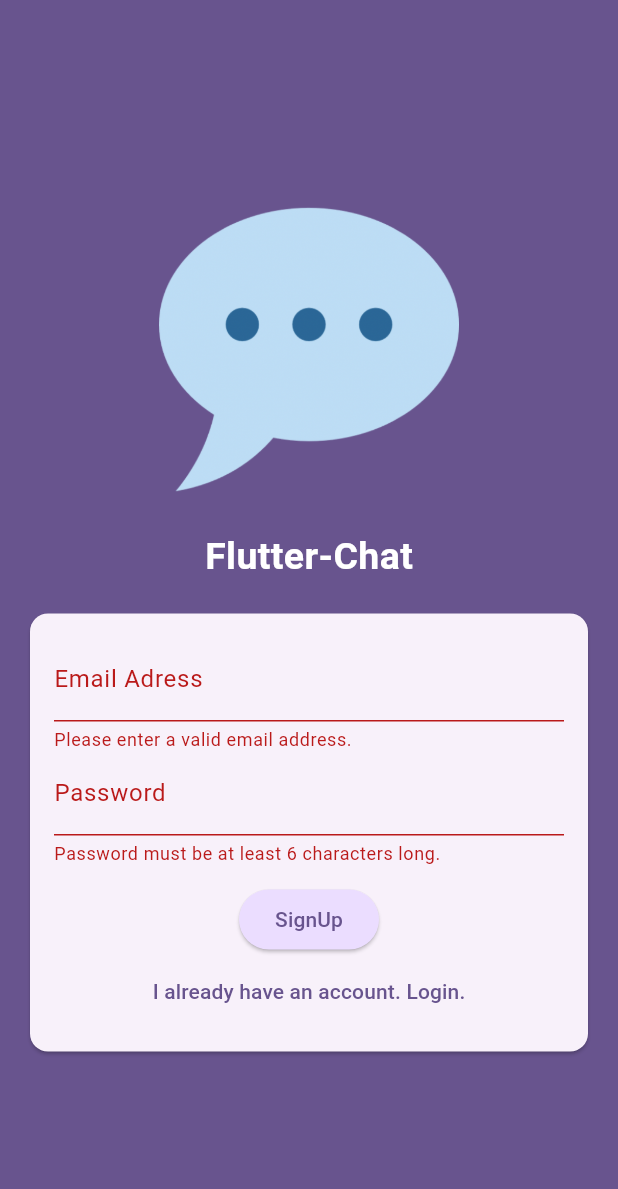
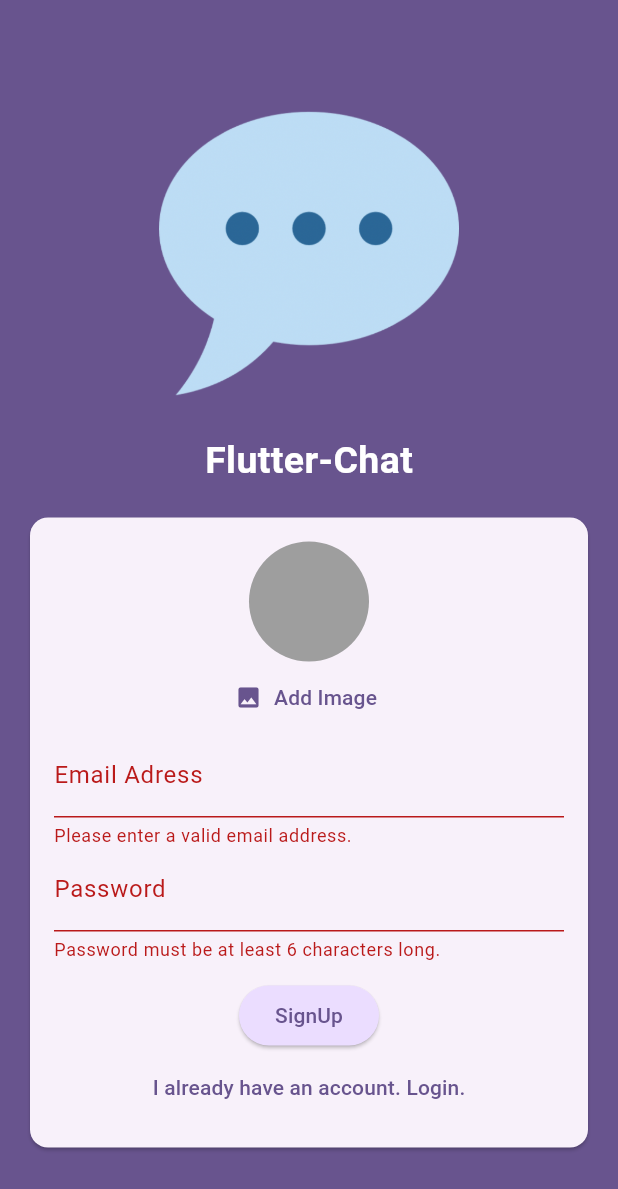
Before and after one commit to Makima225/Flutterchaat, a Flutter app: the screen it shows after launch, after a tap on "Login", after a tap on "Create an account", on a phone screen of 412 x 824 dp. Shown: the top 1189 px of the screen. Run offline on Flutter 3.47's test engine with Material 3 defaults, Android fonts, the light colour scheme and no system bars; our stand-ins replace firebase_auth, firebase_core, firebase_storage, image_picker; accounts and stored records are empty.

Commit message:
quatrieme commit

```diff
--- a/lib/screens/auth.dart
+++ b/lib/screens/auth.dart
@@ -1,5 +1,9 @@
+import 'dart:io';
+
+import 'package:firebase_storage/firebase_storage.dart';
 import 'package:flutter/material.dart';
 import 'package:firebase_auth/firebase_auth.dart';
+import 'package:flutterchat/widgets/user_image_picker.dart';
 
 final _firebase = FirebaseAuth.instance;
 
@@ -15,23 +19,38 @@
   var _isLogin = true;
   var _enteredEmail = '';
   var _enteredPassword = '';
+  File? _selectedImage;
+  var _isUploadind = false;
 
   void _submit() async {
     final isValid = _form.currentState!.validate();
 
-    if (!isValid) {
+    if (!isValid || !_isLogin && _selectedImage == null) {
+      // show error message ...
       return;
     }
 
     _form.currentState!.save();
 
     try {
+      setState(() {
+        _isUploadind = true;
+      });
       if (_isLogin) {
         final userCredentials = await _firebase.signInWithEmailAndPassword(
             email: _enteredEmail, password: _enteredPassword);
       } else {
         final userCredentials = await _firebase.createUserWithEmailAndPassword(
             email: _enteredEmail, password: _enteredPassword);
+
+        final storageRef = FirebaseStorage.instance
+            .ref()
+            .child('user_images')
+            .child('${userCredentials.user!.uid}.jpg');
+
+        await storageRef.putFile(_selectedImage!);
+        final imageUrl = await storageRef.getDownloadURL();
+        print(imageUrl);
       }
     } on FirebaseAuthException catch (error) {
       if (error.code == 'email-already-in-use') {
@@ -82,6 +101,12 @@
                       child: Column(
                         mainAxisSize: MainAxisSize.min,
                         children: [
+                          if (!_isLogin)
+                            UserImagePicker(
+                              onPickImage: ((pickedCameraImage) {
+                                _selectedImage = pickedCameraImage;
+                              }),
+                            ),
                           TextFormField(
                             decoration:
                                 InputDecoration(labelText: 'Email Adress'),
--- /dev/null
+++ b/lib/widgets/user_image_picker.dart
@@ -0,0 +1,63 @@
+import 'dart:io';
+import 'package:flutter/material.dart';
+import 'package:image_picker/image_picker.dart';
+
+class UserImagePicker extends StatefulWidget {
+  const UserImagePicker({
+    super.key,
+    required this.onPickImage,
+  });
+
+  final void Function(File pickedCameraImage) onPickImage;
+
+  @override
+  State<UserImagePicker> createState() {
+    return _UserImagePickerState();
+  }
+}
+
+class _UserImagePickerState extends State<UserImagePicker> {
+  File? _pickedImageFile;
+
+  void _pickImage() async {
+    final pickedCameraImage = await ImagePicker().pickImage(
+      source: ImageSource.camera,
+      imageQuality: 50,
+      maxWidth: 150,
+    );
+
+    if (pickedCameraImage == null) {
+      return;
+    }
+
+    setState(() {
+      _pickedImageFile = File(pickedCameraImage.path);
+    });
+
+    widget.onPickImage(_pickedImageFile!);
+  }
+
+  @override
+  Widget build(BuildContext context) {
+    return Column(
+      children: [
+        CircleAvatar(
+          radius: 40,
+          backgroundColor: Colors.grey,
+          foregroundImage:
+              _pickedImageFile != null ? FileImage(_pickedImageFile!) : null,
+        ),
+        TextButton.icon(
+          onPressed: _pickImage,
+          label: Text(
+            'Add Image',
+            style: TextStyle(
+              color: Theme.of(context).colorScheme.primary,
+            ),
+          ),
+          icon: const Icon(Icons.image),
+        ),
+      ],
+    );
+  }
+}
--- a/pubspec.yaml
+++ b/pubspec.yaml
@@ -36,6 +36,8 @@
   cupertino_icons: ^1.0.2
   firebase_core: ^2.24.2
   firebase_auth: ^4.16.0
+  firebase_storage: ^11.6.0
+  image_picker: ^1.0.8
 
 dev_dependencies:
   flutter_test:
```
Also changed, not shown: pubspec.lock, 5 other files.
